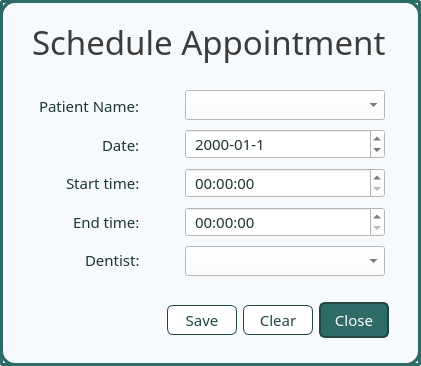
First picture: the form in ui/popup_appointmentform.ui, repository karlito20/AdoraFlowProject, before the edit.
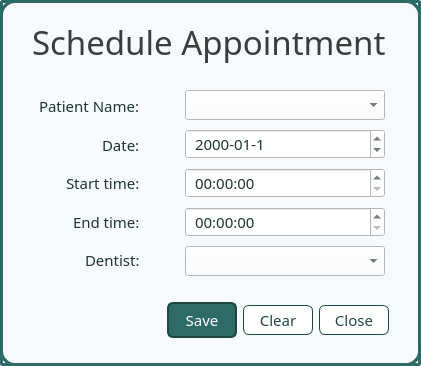
Second picture: the form after the edit.

```diff
--- a/ui/popup_appointmentform.ui
+++ b/ui/popup_appointmentform.ui
@@ -833,12 +833,13 @@
             <cursorShape>PointingHandCursor</cursorShape>
            </property>
            <property name="styleSheet">
-            <string notr="true">#savebutton {
-	background: white;
+            <string notr="true">
+#savebutton {
 	border-radius: 6px;
-	border: 1px solid #1F4744;
-	color: #1F4744;
-
+	color: white;
+	border: 2px solid #1F4744;
+	padding: 5px;
+	background: #2E6B66;
 }
 
 #savebutton:hover {
@@ -912,11 +913,11 @@
            </property>
            <property name="styleSheet">
             <string notr="true">#cancelbutton {
+	background: white;
 	border-radius: 6px;
-	color: white;
-	border: 2px solid #1F4744;
-	padding: 5px;
-	background: #2E6B66;
+	border: 1px solid #1F4744;
+	color: #1F4744;
+
 }
 
 #cancelbutton:hover {
@@ -924,11 +925,11 @@
 	background: #265955;
 
 }
+
 #cancelbutton:pressed {
-	background: #1F4744;
-	color: white;
-	border: 2px solid #1F4744;
-}</string>
+	background: #B8E0DD;
+}
+</string>
            </property>
            <property name="text">
             <string>Close</string>
```
Left out of the diff: 13 changed lines with no effect on the pictures.
